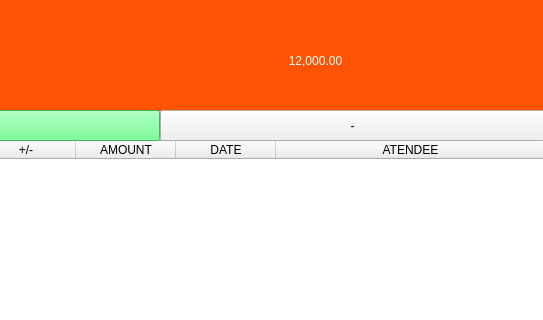
This is UI File/balance_sheet.ui in edenroseFR/Personalized-Lending-System as Qt 5 draws it before an edit; both pictures show x 225 to 768 and y 0 to 320 of the 768 by 503 pixel window. The edited form follows.
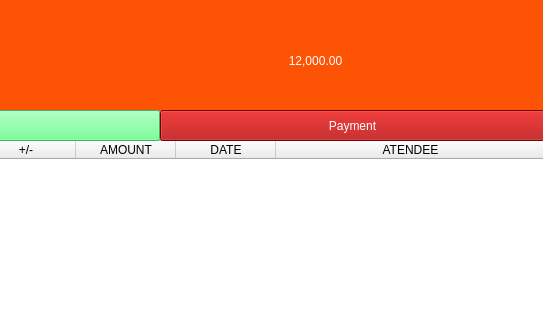
This is the edited form. Icons and pictures are not drawn.

```diff
--- a/UI File/balance_sheet.ui
+++ b/UI File/balance_sheet.ui
@@ -229,7 +229,7 @@
      <string>+</string>
     </property>
    </widget>
-   <widget class="QPushButton" name="deleteButton">
+   <widget class="QPushButton" name="paymentButton">
     <property name="geometry">
      <rect>
       <x>385</x>
@@ -239,20 +239,20 @@
      </rect>
     </property>
     <property name="styleSheet">
-     <string notr="true">#subtractButton{
+     <string notr="true">#paymentButton{
 background-color: rgb(170, 0, 0);
 color: white;
-font: 24pt &quot;MS Shell Dlg 2&quot;;
+font: 14pt &quot;MS Shell Dlg 2&quot;;
 }</string>
     </property>
     <property name="text">
-     <string>-</string>
+     <string>Payment</string>
     </property>
    </widget>
    <zorder>scrollArea</zorder>
    <zorder>bg</zorder>
    <zorder>addButton</zorder>
-   <zorder>deleteButton</zorder>
+   <zorder>paymentButton</zorder>
   </widget>
  </widget>
  <resources/>
```
